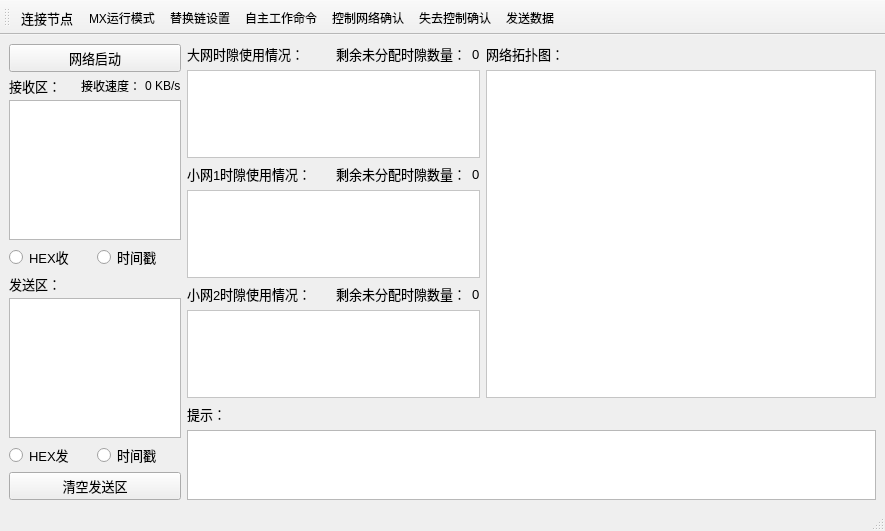
The window that XYnetwork_PC/mainwindow.ui (hym20020212/TRCGM_project) describes before a commit, drawn with Qt 5.
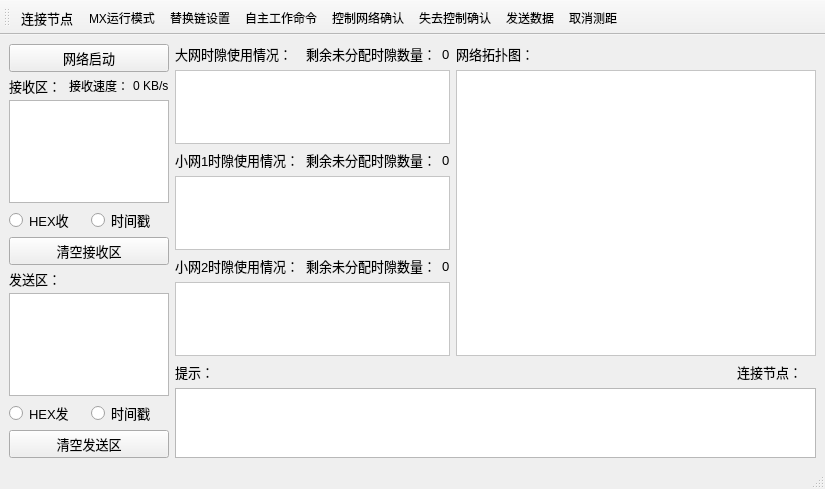
The same window after the commit. Icons and pictures are not drawn.

What changed in the file:
```diff
--- a/XYnetwork_PC/mainwindow.ui
+++ b/XYnetwork_PC/mainwindow.ui
@@ -6,8 +6,8 @@
    <rect>
     <x>0</x>
     <y>0</y>
-    <width>885</width>
-    <height>531</height>
+    <width>825</width>
+    <height>489</height>
    </rect>
   </property>
   <property name="windowTitle">
@@ -111,6 +111,18 @@
           </item>
          </layout>
         </item>
+        <item>
+         <widget class="QPushButton" name="recvdataclear_pushButton">
+          <property name="font">
+           <font>
+            <pointsize>10</pointsize>
+           </font>
+          </property>
+          <property name="text">
+           <string>清空接收区</string>
+          </property>
+         </widget>
+        </item>
         <item>
          <layout class="QVBoxLayout" name="verticalLayout_2">
           <item>
@@ -582,16 +594,57 @@
         <item>
          <layout class="QVBoxLayout" name="verticalLayout_10">
           <item>
-           <widget class="QLabel" name="label_8">
-            <property name="font">
-             <font>
-              <pointsize>10</pointsize>
-             </font>
-            </property>
-            <property name="text">
-             <string>提示：</string>
-            </property>
-           </widget>
+           <layout class="QHBoxLayout" name="horizontalLayout_12">
+            <item>
+             <widget class="QLabel" name="label_8">
+              <property name="font">
+               <font>
+                <pointsize>10</pointsize>
+               </font>
+              </property>
+              <property name="text">
+               <string>提示：</string>
+              </property>
+             </widget>
+            </item>
+            <item>
+             <spacer name="horizontalSpacer_4">
+              <property name="orientation">
+               <enum>Qt::Orientation::Horizontal</enum>
+              </property>
+              <property name="sizeHint" stdset="0">
+               <size>
+                <width>40</width>
+                <height>20</height>
+               </size>
+              </property>
+             </spacer>
+            </item>
+            <item>
+             <widget class="QLabel" name="label_7">
+              <property name="font">
+               <font>
+                <pointsize>10</pointsize>
+               </font>
+              </property>
+              <property name="text">
+               <string>连接节点：</string>
+              </property>
+             </widget>
+            </item>
+            <item>
+             <widget class="QLabel" name="Node_ID">
+              <property name="font">
+               <font>
+                <pointsize>10</pointsize>
+               </font>
+              </property>
+              <property name="text">
+               <string/>
+              </property>
+             </widget>
+            </item>
+           </layout>
           </item>
           <item>
            <widget class="QTextEdit" name="tip_textEdit"/>
@@ -641,6 +694,7 @@
    <addaction name="actionControl"/>
    <addaction name="actionLostcontrol"/>
    <addaction name="actionSendData"/>
+   <addaction name="actionMeasure"/>
   </widget>
   <action name="actionConnect">
    <property name="icon">
@@ -749,6 +803,26 @@
     <enum>QAction::MenuRole::TextHeuristicRole</enum>
    </property>
   </action>
+  <action name="actionMeasure">
+   <property name="icon">
+    <iconset resource="images.qrc">
+     <normaloff>:/new/prefix1/image/gateway.png</normaloff>:/new/prefix1/image/gateway.png</iconset>
+   </property>
+   <property name="text">
+    <string>取消测距</string>
+   </property>
+   <property name="toolTip">
+    <string>取消测距</string>
+   </property>
+   <property name="font">
+    <font>
+     <pointsize>9</pointsize>
+    </font>
+   </property>
+   <property name="menuRole">
+    <enum>QAction::MenuRole::TextHeuristicRole</enum>
+   </property>
+  </action>
  </widget>
  <resources>
   <include location="images.qrc"/>
```
Left out of the diff: 2 changed lines with no effect on the pictures.
